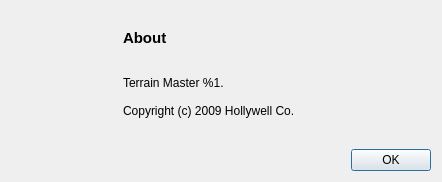
Before: the Qt Designer form TerrainMast/trunk/src/TerrainMast/ui/about.ui in suda-ee/miscprojectsrepo, drawn with Qt 5.
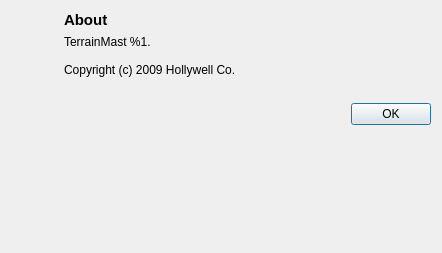
After: the same form once the commit is applied. Icons and pictures are not drawn.

```diff
--- a/TerrainMast/trunk/src/TerrainMast/ui/about.ui
+++ b/TerrainMast/trunk/src/TerrainMast/ui/about.ui
@@ -7,7 +7,7 @@
     <x>0</x>
     <y>0</y>
     <width>442</width>
-    <height>182</height>
+    <height>253</height>
    </rect>
   </property>
   <property name="windowTitle">
@@ -19,7 +19,7 @@
   </property>
   <layout class="QVBoxLayout" name="verticalLayout_3">
    <item>
-    <layout class="QHBoxLayout" name="horizontalLayout">
+    <layout class="QHBoxLayout" name="horizontalLayout" stretch="0,0,1">
      <item>
       <layout class="QVBoxLayout" name="verticalLayout_2">
        <property name="spacing">
@@ -28,15 +28,15 @@
        <item>
         <widget class="QLabel" name="label_2">
          <property name="sizePolicy">
-          <sizepolicy hsizetype="Fixed" vsizetype="Fixed">
+          <sizepolicy hsizetype="Preferred" vsizetype="Preferred">
            <horstretch>0</horstretch>
            <verstretch>0</verstretch>
           </sizepolicy>
          </property>
          <property name="maximumSize">
           <size>
-           <width>96</width>
-           <height>96</height>
+           <width>128</width>
+           <height>128</height>
           </size>
          </property>
          <property name="pixmap">
@@ -48,17 +48,17 @@
         </widget>
        </item>
        <item>
-        <spacer name="verticalSpacer">
-         <property name="orientation">
-          <enum>Qt::Vertical</enum>
+        <widget class="QLabel" name="label_3">
+         <property name="text">
+          <string/>
          </property>
-         <property name="sizeHint" stdset="0">
-          <size>
-           <width>20</width>
-           <height>40</height>
-          </size>
+         <property name="pixmap">
+          <pixmap resource="../../../resources/main.qrc">:/images/display64.png</pixmap>
          </property>
-        </spacer>
+         <property name="alignment">
+          <set>Qt::AlignCenter</set>
+         </property>
+        </widget>
        </item>
       </layout>
      </item>
@@ -67,13 +67,10 @@
        <property name="orientation">
         <enum>Qt::Horizontal</enum>
        </property>
-       <property name="sizeType">
-        <enum>QSizePolicy::Fixed</enum>
-       </property>
        <property name="sizeHint" stdset="0">
         <size>
-         <width>10</width>
-         <height>10</height>
+         <width>40</width>
+         <height>20</height>
         </size>
        </property>
       </spacer>
@@ -93,7 +90,7 @@
        <item>
         <widget class="QLabel" name="aboutTextLabel">
          <property name="text">
-          <string>Terrain Master %1.
+          <string>TerrainMast %1.
 
 Copyright (c) 2009 Hollywell Co.</string>
          </property>
@@ -143,6 +140,19 @@
      </item>
     </layout>
    </item>
+   <item>
+    <spacer name="verticalSpacer_3">
+     <property name="orientation">
+      <enum>Qt::Vertical</enum>
+     </property>
+     <property name="sizeHint" stdset="0">
+      <size>
+       <width>20</width>
+       <height>40</height>
+      </size>
+     </property>
+    </spacer>
+   </item>
   </layout>
  </widget>
  <resources>
```
Left out of the diff: 19 changed lines with no effect on the pictures.
